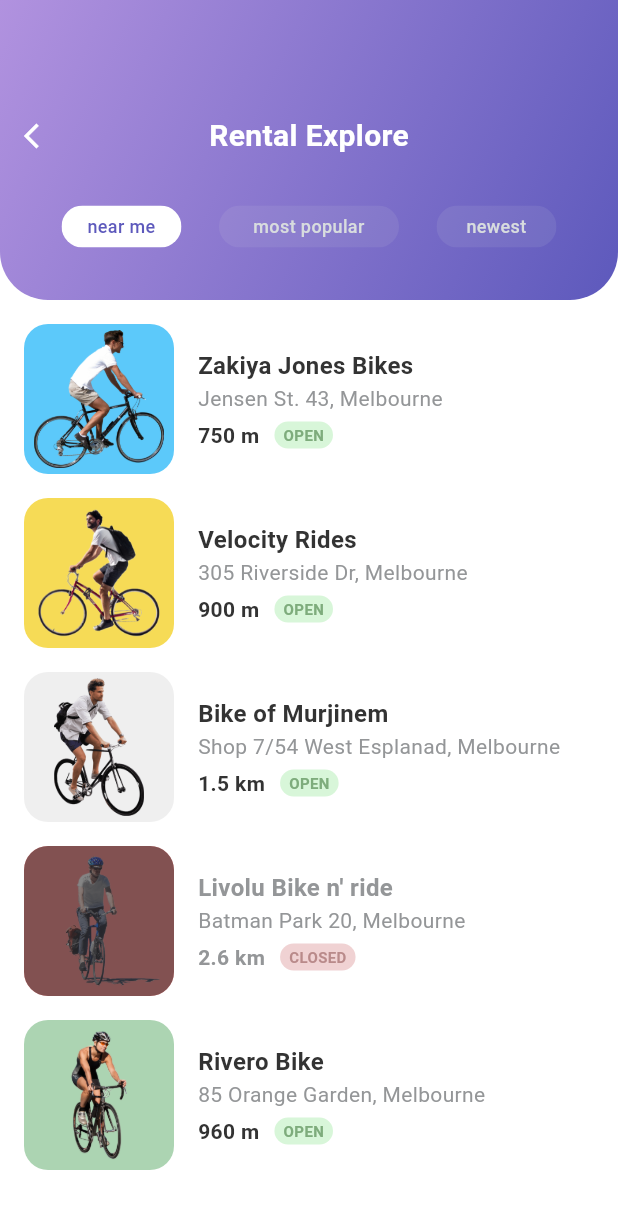
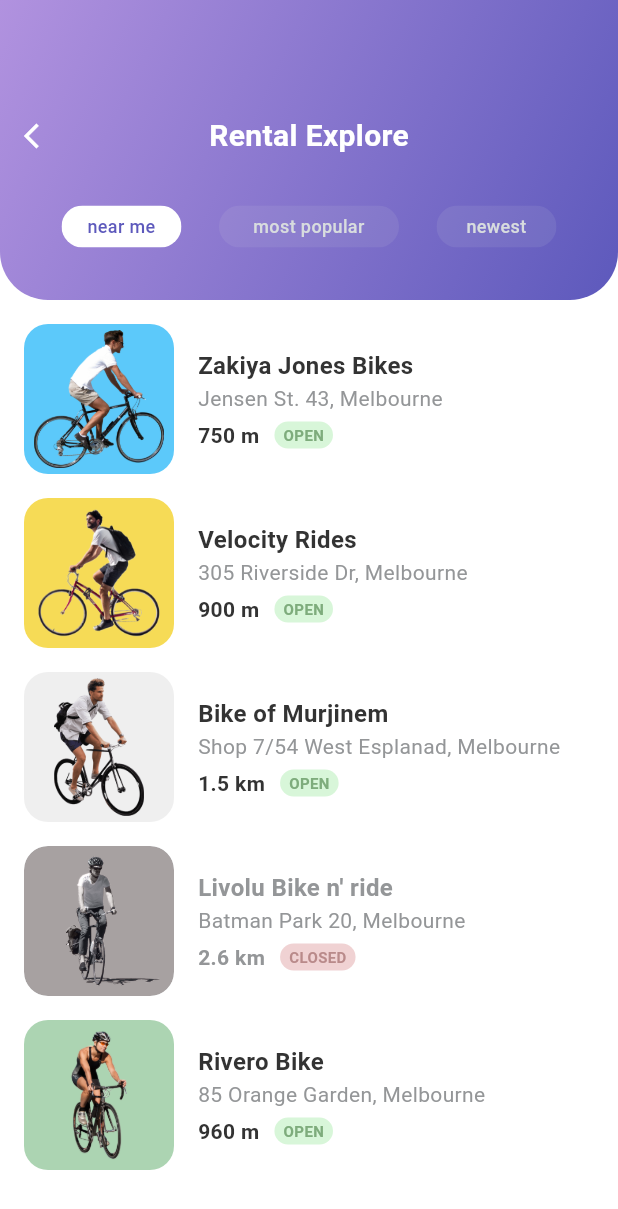
Before and after one commit to bintangbind9/cycle_go, a Flutter app: the RentalExplorePage screen opened directly, on a phone screen of 412 x 824 dp. Shown: the top 1209 px of the screen. Run offline on Flutter 3.47's test engine with Material 3 defaults, Android fonts, the phone set to English and light mode, and no system bars.

Commit message:
Use ColorFiltered instead Stack Container

```diff
--- a/lib/presentations/home_page/rental_explore_page/rental_explore_page.dart
+++ b/lib/presentations/home_page/rental_explore_page/rental_explore_page.dart
@@ -460,7 +460,7 @@ class _RentalExplorePageState extends State<RentalExplorePage> {
         children: [
           Container(
             width: screenWidth,
-            height: 200,
+            height: appBarHeight,
             decoration: const BoxDecoration(
               gradient: LinearGradient(
                 begin: Alignment.topLeft,
@@ -558,6 +558,12 @@ class _RentalExplorePageState extends State<RentalExplorePage> {
               itemBuilder: (context, index) {
                 Rental rental = rentals[index];
                 RgbColor color = rental.pictureBackgroundRgbColor!;
+                ImageBoxWidget imageBoxWidget = ImageBoxWidget(
+                  width: tileLeadingWidth,
+                  height: tileLeadingHeight,
+                  image: rental.picture!,
+                  color: Color.fromRGBO(color.r!, color.g!, color.b!, 1),
+                );
 
                 return GestureDetector(
                   onTap: () {
@@ -604,27 +610,20 @@ class _RentalExplorePageState extends State<RentalExplorePage> {
                         Row(
                           crossAxisAlignment: CrossAxisAlignment.start,
                           children: [
-                            Stack(
-                              children: [
-                                ImageBoxWidget(
-                                  width: tileLeadingWidth,
-                                  height: tileLeadingHeight,
-                                  image: rental.picture!,
-                                  color: Color.fromRGBO(
-                                      color.r!, color.g!, color.b!, 1),
-                                ),
-                                Container(
-                                  width: tileLeadingWidth,
-                                  height: tileLeadingHeight,
-                                  decoration: BoxDecoration(
-                                    color: AppColors.black.withOpacity(
-                                        rental.isOpen! ? 0.0 : 0.6),
-                                    borderRadius:
-                                        BorderRadius.circular(Styles.subRadius),
+                            rental.isOpen!
+                                ? imageBoxWidget
+                                : ClipRRect(
+                                    borderRadius: BorderRadius.circular(
+                                      Styles.subRadius,
+                                    ),
+                                    child: ColorFiltered(
+                                      colorFilter: const ColorFilter.mode(
+                                        AppColors.disable,
+                                        BlendMode.saturation,
+                                      ),
+                                      child: imageBoxWidget,
+                                    ),
                                   ),
-                                ),
-                              ],
-                            ),
                             Container(
                               padding: const EdgeInsets.all(16),
                               width: tileContentWidth,
```
